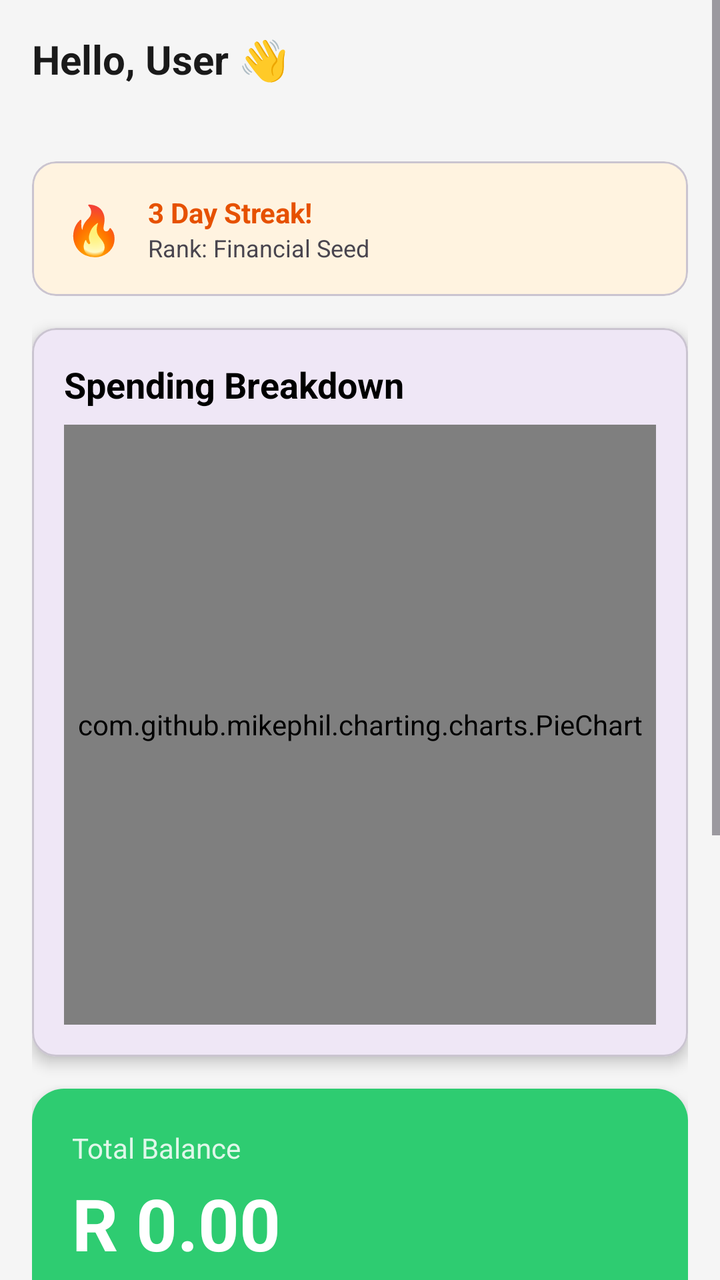
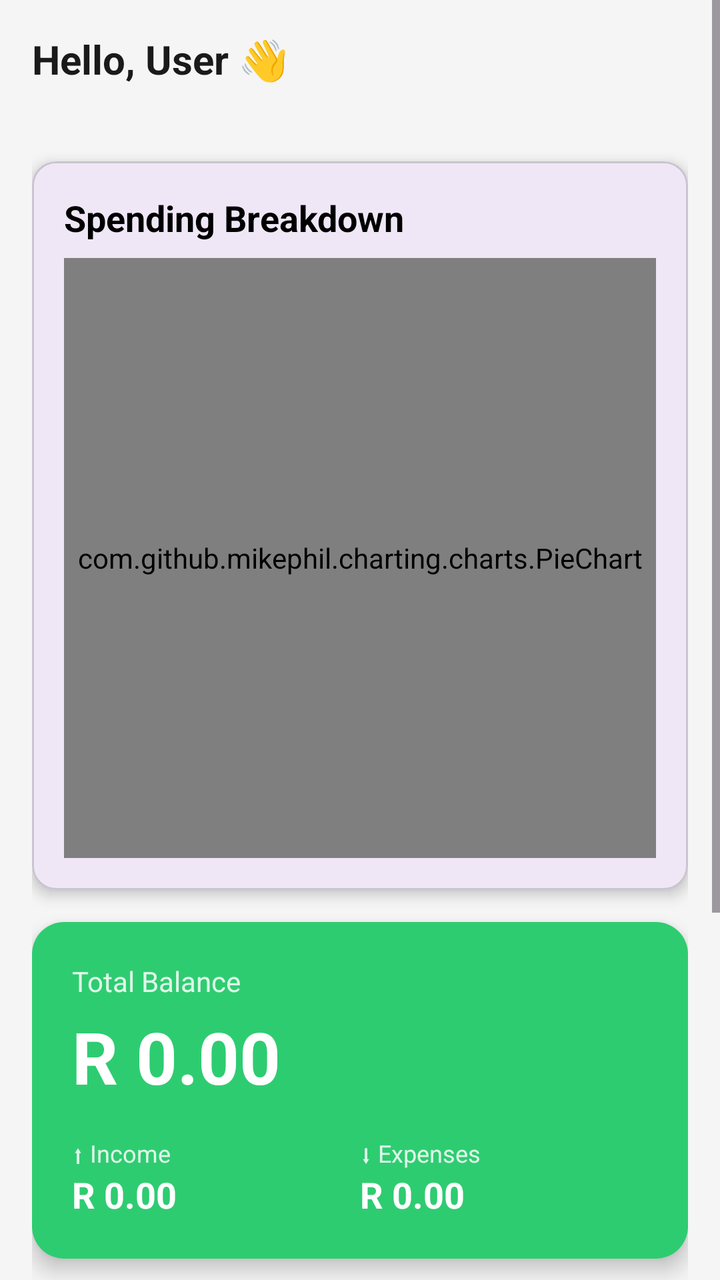

An Android layout rendered at two revisions. The XML below is the earlier revision; the diff shows what the commit changed to produce the second picture.
<!-- AndroidManifest.xml: application theme Theme.KhulisaWallet -->
<!-- res/layout/fragment_home.xml -->
<?xml version="1.0" encoding="utf-8"?>
<ScrollView xmlns:android="http://schemas.android.com/apk/res/android"
    xmlns:app="http://schemas.android.com/apk/res-auto"
    android:layout_width="match_parent"
    android:layout_height="match_parent"
    android:background="#F5F5F5">

    <LinearLayout
        android:layout_width="match_parent"
        android:layout_height="wrap_content"
        android:orientation="vertical"
        android:padding="16dp">

        
        <TextView
            android:id="@+id/tv_greeting"
            android:layout_width="wrap_content"
            android:layout_height="wrap_content"
            android:text="Hello, User 👋"
            android:textSize="20sp"
            android:textStyle="bold"
            android:textColor="#1A1A1A"
            android:layout_marginBottom="4dp"/>

        <TextView
            android:id="@+id/tv_date"
            android:layout_width="wrap_content"
            android:layout_height="wrap_content"
            android:textSize="13sp"
            android:textColor="#888888"
            android:layout_marginBottom="16dp"/>

        
        <com.google.android.material.card.MaterialCardView
            android:id="@+id/card_streak"
            android:layout_width="match_parent"
            android:layout_height="wrap_content"
            android:layout_marginBottom="16dp"
            app:cardCornerRadius="12dp"
            app:cardBackgroundColor="#FFF3E0">

            <LinearLayout
                android:layout_width="match_parent"
                android:layout_height="wrap_content"
                android:orientation="horizontal"
                android:padding="16dp"
                android:gravity="center_vertical">

                <TextView
                    android:layout_width="wrap_content"
                    android:layout_height="wrap_content"
                    android:text="🔥"
                    android:textSize="24sp" />

                <LinearLayout
                    android:layout_width="0dp"
                    android:layout_height="wrap_content"
                    android:layout_weight="1"
                    android:orientation="vertical"
                    android:layout_marginStart="12dp">

                    <TextView
                        android:id="@+id/tv_streak_count"
                        android:layout_width="wrap_content"
                        android:layout_height="wrap_content"
                        android:text="3 Day Streak!"
                        android:textStyle="bold"
                        android:textColor="#E65100" />

                    <TextView
                        android:id="@+id/tv_streak_badge"
                        android:layout_width="wrap_content"
                        android:layout_height="wrap_content"
                        android:text="Rank: Financial Seed"
                        android:textSize="12sp" />

                </LinearLayout>

            </LinearLayout>
        </com.google.android.material.card.MaterialCardView>

        
        <com.google.android.material.card.MaterialCardView
            android:id="@+id/card_chart"
            android:layout_width="match_parent"
            android:layout_height="wrap_content"
            android:layout_marginBottom="16dp"
            app:cardCornerRadius="12dp"
            app:cardElevation="4dp">

            <LinearLayout
                android:layout_width="match_parent"
                android:layout_height="wrap_content"
                android:orientation="vertical"
                android:padding="16dp">

                <TextView
                    android:layout_width="wrap_content"
                    android:layout_height="wrap_content"
                    android:text="Spending Breakdown"
                    android:textSize="18sp"
                    android:textStyle="bold"
                    android:textColor="@color/black"
                    android:layout_marginBottom="8dp"/>

                <com.github.mikephil.charting.charts.PieChart
                    android:id="@+id/spendingPieChart"
                    android:layout_width="match_parent"
                    android:layout_height="300dp" />

            </LinearLayout>
        </com.google.android.material.card.MaterialCardView>

        
        <androidx.cardview.widget.CardView
            android:layout_width="match_parent"
            android:layout_height="wrap_content"
            app:cardCornerRadius="16dp"
            app:cardElevation="6dp"
            android:layout_marginBottom="16dp">

            <LinearLayout
                android:layout_width="match_parent"
                android:layout_height="wrap_content"
                android:orientation="vertical"
                android:padding="20dp"
                android:background="#2ECC71">

                <TextView
                    android:layout_width="wrap_content"
                    android:layout_height="wrap_content"
                    android:text="Total Balance"
                    android:textColor="#FFFFFF"
                    android:textSize="14sp"
                    android:alpha="0.85"/>

                <TextView
                    android:id="@+id/tv_balance"
                    android:layout_width="wrap_content"
                    android:layout_height="wrap_content"
                    android:text="R 0.00"
                    android:textColor="#FFFFFF"
                    android:textSize="36sp"
                    android:textStyle="bold"
                    android:layout_marginTop="4dp"
                    android:layout_marginBottom="16dp"/>

                
                <LinearLayout
                    android:layout_width="match_parent"
                    android:layout_height="wrap_content"
                    android:orientation="horizontal">

                    
                    <LinearLayout
                        android:layout_width="0dp"
                        android:layout_height="wrap_content"
                        android:layout_weight="1"
                        android:orientation="vertical">

                        <TextView
                            android:layout_width="wrap_content"
                            android:layout_height="wrap_content"
                            android:text="⬆ Income"
                            android:textColor="#FFFFFF"
                            android:textSize="12sp"
                            android:alpha="0.85"/>

                        <TextView
                            android:id="@+id/tv_total_income"
                            android:layout_width="wrap_content"
                            android:layout_height="wrap_content"
                            android:text="R 0.00"
                            android:textColor="#FFFFFF"
                            android:textSize="18sp"
                            android:textStyle="bold"/>
                    </LinearLayout>

                    
                    <LinearLayout
                        android:layout_width="0dp"
                        android:layout_height="wrap_content"
                        android:layout_weight="1"
                        android:orientation="vertical">

                        <TextView
                            android:layout_width="wrap_content"
                            android:layout_height="wrap_content"
                            android:text="⬇ Expenses"
                            android:textColor="#FFFFFF"
                            android:textSize="12sp"
                            android:alpha="0.85"/>

                        <TextView
                            android:id="@+id/tv_total_expense"
                            android:layout_width="wrap_content"
                            android:layout_height="wrap_content"
                            android:text="R 0.00"
                            android:textColor="#FFFFFF"
                            android:textSize="18sp"
                            android:textStyle="bold"/>
                    </LinearLayout>

                </LinearLayout>
            </LinearLayout>
        </androidx.cardview.widget.CardView>

        
        <include
            layout="@layout/card_safe_to_spend"
            android:layout_width="match_parent"
            android:layout_height="wrap_content" />

        
        <androidx.cardview.widget.CardView
            android:id="@+id/card_goal_alert"
            android:layout_width="match_parent"
            android:layout_height="wrap_content"
            app:cardCornerRadius="12dp"
            app:cardElevation="4dp"
            android:layout_marginBottom="16dp"
            android:visibility="gone">

            <LinearLayout
                android:layout_width="match_parent"
                android:layout_height="wrap_content"
                android:orientation="horizontal"
                android:padding="14dp"
                android:background="#FFF3CD">

                <TextView
                    android:layout_width="wrap_content"
                    android:layout_height="wrap_content"
                    android:text="⚠️"
                    android:textSize="20sp"
                    android:layout_marginEnd="10dp"/>

                <TextView
                    android:id="@+id/tv_goal_alert"
                    android:layout_width="match_parent"
                    android:layout_height="wrap_content"
                    android:text="Some goals need attention!"
                    android:textColor="#856404"
                    android:textSize="13sp"/>
            </LinearLayout>
        </androidx.cardview.widget.CardView>

        
        <LinearLayout
            android:layout_width="match_parent"
            android:layout_height="wrap_content"
            android:orientation="horizontal"
            android:layout_marginBottom="8dp">

            <TextView
                android:layout_width="0dp"
                android:layout_height="wrap_content"
                android:layout_weight="1"
                android:text="Recent Transactions"
                android:textSize="16sp"
                android:textStyle="bold"
                android:textColor="#1A1A1A"/>

            <TextView
                android:id="@+id/tv_see_all"
                android:layout_width="wrap_content"
                android:layout_height="wrap_content"
                android:text="See All"
                android:textColor="#2ECC71"
                android:textSize="13sp"/>
        </LinearLayout>

        
        <androidx.recyclerview.widget.RecyclerView
            android:id="@+id/rv_recent_expenses"
            android:layout_width="match_parent"
            android:layout_height="wrap_content"
            android:nestedScrollingEnabled="false"/>

        
        <TextView
            android:id="@+id/tv_empty"
            android:layout_width="match_parent"
            android:layout_height="wrap_content"
            android:text="No transactions yet.\nTap ＋ to add your first entry!"
            android:textAlignment="center"
            android:textColor="#AAAAAA"
            android:textSize="14sp"
            android:padding="24dp"
            android:visibility="gone"/>

    </LinearLayout>
</ScrollView>
<!-- res/layout/card_safe_to_spend.xml (included above) -->
<?xml version="1.0" encoding="utf-8"?>
<com.google.android.material.card.MaterialCardView
    xmlns:android="http://schemas.android.com/apk/res/android"
    xmlns:app="http://schemas.android.com/apk/res-auto"
    android:id="@+id/card_safe_to_spend"
    android:layout_width="match_parent"
    android:layout_height="wrap_content"
    android:layout_marginHorizontal="16dp"
    android:layout_marginBottom="12dp"
    app:cardCornerRadius="16dp"
    app:cardElevation="4dp"
    app:cardBackgroundColor="@color/colorPrimary">

    <LinearLayout
        android:layout_width="match_parent"
        android:layout_height="wrap_content"
        android:orientation="vertical"
        android:padding="16dp">

        
        <LinearLayout
            android:layout_width="match_parent"
            android:layout_height="wrap_content"
            android:orientation="horizontal"
            android:gravity="center_vertical"
            android:layout_marginBottom="8dp">

            <TextView
                android:layout_width="0dp"
                android:layout_height="wrap_content"
                android:layout_weight="1"
                android:text="💰 Safe to Spend Today"
                android:textColor="@android:color/white"
                android:textSize="14sp"
                android:textStyle="bold" />

            <TextView
                android:id="@+id/tv_days_left"
                android:layout_width="wrap_content"
                android:layout_height="wrap_content"
                android:textColor="#CCFFFFFF"
                android:textSize="12sp" />

        </LinearLayout>

        
        <TextView
            android:id="@+id/tv_safe_amount"
            android:layout_width="wrap_content"
            android:layout_height="wrap_content"
            android:text="R 0.00"
            android:textColor="@android:color/white"
            android:textSize="32sp"
            android:textStyle="bold"
            android:layout_marginBottom="4dp" />

        
        <TextView
            android:id="@+id/tv_safe_message"
            android:layout_width="wrap_content"
            android:layout_height="wrap_content"
            android:text="Calculating..."
            android:textColor="#CCFFFFFF"
            android:textSize="13sp"
            android:layout_marginBottom="12dp" />

        
        <LinearLayout
            android:layout_width="match_parent"
            android:layout_height="wrap_content"
            android:orientation="horizontal"
            android:background="#33FFFFFF"
            android:padding="10dp"
            android:layout_marginTop="4dp">

            
            <LinearLayout
                android:layout_width="0dp"
                android:layout_height="wrap_content"
                android:layout_weight="1"
                android:orientation="vertical"
                android:gravity="center">

                <TextView
                    android:layout_width="wrap_content"
                    android:layout_height="wrap_content"
                    android:text="Monthly Income"
                    android:textColor="#CCFFFFFF"
                    android:textSize="11sp" />

                <TextView
                    android:id="@+id/tv_monthly_income"
                    android:layout_width="wrap_content"
                    android:layout_height="wrap_content"
                    android:text="R 0.00"
                    android:textColor="@android:color/white"
                    android:textSize="14sp"
                    android:textStyle="bold" />

            </LinearLayout>

            
            <View
                android:layout_width="1dp"
                android:layout_height="match_parent"
                android:background="#55FFFFFF" />

            
            <LinearLayout
                android:layout_width="0dp"
                android:layout_height="wrap_content"
                android:layout_weight="1"
                android:orientation="vertical"
                android:gravity="center">

                <TextView
                    android:layout_width="wrap_content"
                    android:layout_height="wrap_content"
                    android:text="Goal Commitments"
                    android:textColor="#CCFFFFFF"
                    android:textSize="11sp" />

                <TextView
                    android:id="@+id/tv_goal_commitments"
                    android:layout_width="wrap_content"
                    android:layout_height="wrap_content"
                    android:text="R 0.00"
                    android:textColor="@android:color/white"
                    android:textSize="14sp"
                    android:textStyle="bold" />

            </LinearLayout>

            
            <View
                android:layout_width="1dp"
                android:layout_height="match_parent"
                android:background="#55FFFFFF" />

            
            <LinearLayout
                android:layout_width="0dp"
                android:layout_height="wrap_content"
                android:layout_weight="1"
                android:orientation="vertical"
                android:gravity="center">

                <TextView
                    android:layout_width="wrap_content"
                    android:layout_height="wrap_content"
                    android:text="Days Left"
                    android:textColor="#CCFFFFFF"
                    android:textSize="11sp" />

                <TextView
                    android:id="@+id/tv_days_remaining"
                    android:layout_width="wrap_content"
                    android:layout_height="wrap_content"
                    android:text="--"
                    android:textColor="@android:color/white"
                    android:textSize="14sp"
                    android:textStyle="bold" />

            </LinearLayout>

        </LinearLayout>

    </LinearLayout>

</com.google.android.material.card.MaterialCardView>
<!-- resources referenced by this layout -->
<resources>
  <color name="black">#FF000000</color>
  <color name="colorPrimary">#2ECC71</color>
  <style name="Theme.KhulisaWallet" parent="Base.Theme.KhulisaWallet" />
  <style name="Base.Theme.KhulisaWallet" parent="Theme.Material3.DayNight.NoActionBar">
          
          
      </style>
</resources>

<!-- the commit's change to res/layout/fragment_home.xml (unified diff, before → after) -->
@@ -29,55 +29,6 @@
             android:textSize="13sp"
             android:textColor="#888888"
             android:layout_marginBottom="16dp"/>
-
-        
-        <com.google.android.material.card.MaterialCardView
-            android:id="@+id/card_streak"
-            android:layout_width="match_parent"
-            android:layout_height="wrap_content"
-            android:layout_marginBottom="16dp"
-            app:cardCornerRadius="12dp"
-            app:cardBackgroundColor="#FFF3E0">
-
-            <LinearLayout
-                android:layout_width="match_parent"
-                android:layout_height="wrap_content"
-                android:orientation="horizontal"
-                android:padding="16dp"
-                android:gravity="center_vertical">
-
-                <TextView
-                    android:layout_width="wrap_content"
-                    android:layout_height="wrap_content"
-                    android:text="🔥"
-                    android:textSize="24sp" />
-
-                <LinearLayout
-                    android:layout_width="0dp"
-                    android:layout_height="wrap_content"
-                    android:layout_weight="1"
-                    android:orientation="vertical"
-                    android:layout_marginStart="12dp">
-
-                    <TextView
-                        android:id="@+id/tv_streak_count"
-                        android:layout_width="wrap_content"
-                        android:layout_height="wrap_content"
-                        android:text="3 Day Streak!"
-                        android:textStyle="bold"
-                        android:textColor="#E65100" />
-
-                    <TextView
-                        android:id="@+id/tv_streak_badge"
-                        android:layout_width="wrap_content"
-                        android:layout_height="wrap_content"
-                        android:text="Rank: Financial Seed"
-                        android:textSize="12sp" />
-
-                </LinearLayout>
-
-            </LinearLayout>
-        </com.google.android.material.card.MaterialCardView>
 
         
         <com.google.android.material.card.MaterialCardView
